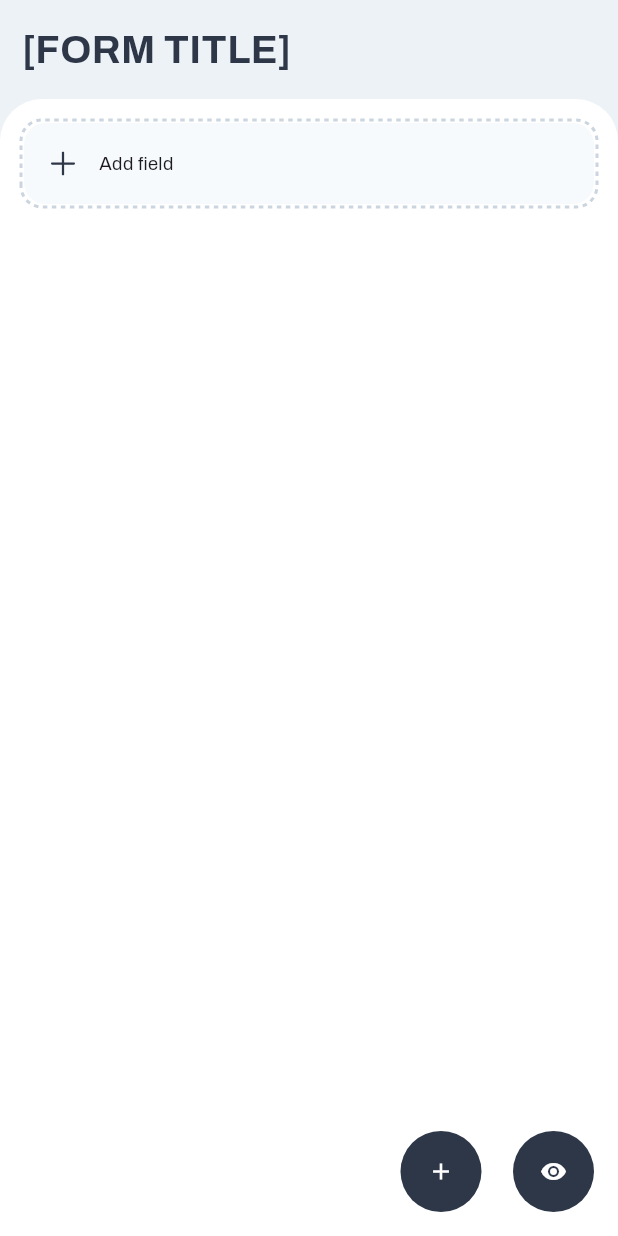
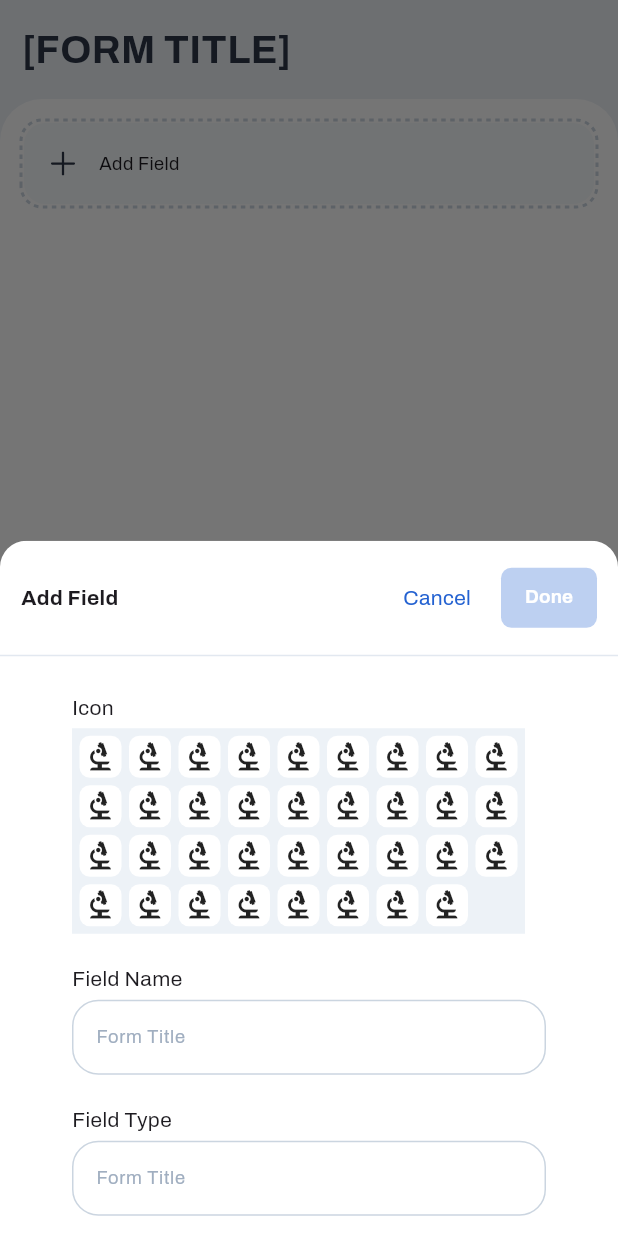
Before and after one commit to fel-cesar/smart-forms, a Flutter app: the FormPage screen opened directly, after a tap on the "add" icon, on a phone screen of 412 x 824 dp. Run offline on Flutter 3.47's test engine with Material 3 defaults, Android fonts, the phone set to English and light mode, and no system bars; drawn by our look-alikes of dotted_border; our stand-ins replace flutter_svg, get; project files that could hold a hidden picture were left out.

Commit message:
feat: :lipstick: Create AddFieldPage

```diff
--- a/lib/components/buttons.dart
+++ b/lib/components/buttons.dart
@@ -7,7 +7,9 @@ class Button extends StatelessWidget {
           shape: const RoundedRectangleBorder(borderRadius: BorderRadius.all(Radius.circular(7))),
           padding: const EdgeInsets.fromLTRB(7, 5, 7, 6),
           backgroundColor: Constants.blueHighlight,
+          disabledBackgroundColor: Constants.blueHighlight.withOpacity(0.3),
           foregroundColor: Colors.white,
+          disabledForegroundColor: Colors.white,
         ),
         textStyle = const TextStyle(
           fontSize: 12.5,
@@ -19,7 +21,9 @@ class Button extends StatelessWidget {
           shape: const RoundedRectangleBorder(borderRadius: BorderRadius.all(Radius.circular(35))),
           padding: const EdgeInsets.symmetric(horizontal: 28, vertical: 20),
           backgroundColor: Constants.blueHighlight,
+          disabledBackgroundColor: Constants.blueHighlight.withOpacity(0.3),
           foregroundColor: Colors.white,
+          disabledForegroundColor: Colors.white,
         ),
         textStyle = const TextStyle(
           fontSize: 14,
--- a/lib/components/components.dart
+++ b/lib/components/components.dart
@@ -1,2 +1,3 @@
 export 'buttons.dart';
 export 'dashed_input_list_item.dart';
+export 'selectable_icon.dart';
--- /dev/null
+++ b/lib/components/selectable_icon.dart
@@ -0,0 +1,34 @@
+import 'package:flutter/material.dart';
+import 'package:smart_forms/constants.dart';
+
+class SelectableIcon extends StatelessWidget {
+  const SelectableIcon({
+    super.key,
+    required this.icon,
+    required this.onPressed,
+    this.isSelected = false,
+  });
+
+  final bool isSelected;
+  final IconData? icon; // Replace for actual svg icons
+  final void Function()? onPressed;
+
+  @override
+  Widget build(BuildContext context) {
+    return SizedBox(
+      width: 28,
+      height: 28,
+      child: GestureDetector(
+        onTap: onPressed,
+        child: DecoratedBox(
+          decoration: BoxDecoration(
+            color: Colors.white,
+            border: Border.all(color: isSelected ? Constants.blueHighlight : Colors.transparent, width: 2),
+            borderRadius: const BorderRadius.all(Radius.circular(7)),
+          ),
+          child: Icon(icon ?? Icons.ac_unit),
+        ),
+      ),
+    );
+  }
+}
--- a/lib/constants.dart
+++ b/lib/constants.dart
@@ -2,10 +2,11 @@ import 'package:flutter/material.dart';
 
 abstract class Constants {
   // Text
-  static const addField = 'Add field';
+  static const addField = 'Add Field';
   static const cancel = 'Cancel';
   static const create = 'Create';
   static const createNewForm = 'Create New Form';
+  static const done = 'Done';
   static const formTitle = 'Form Title';
   static const newForm = 'New Form';
   static const smartForms = 'Smart Forms';
@@ -14,6 +15,7 @@ abstract class Constants {
   static const blueHighlight = Color(0xFF2462D1);
   static const gray100 = Color(0xFFF7FAFC);
   static const gray200 = Color(0xFFEDF2F7);
+  static const gray300 = Color(0xFFE2E8F0);
   static const gray400 = Color(0xFFCBD5E0);
   static const gray500 = Color(0xFFA0AEC0);
   static const gray800 = Color(0xFF2D3748);
--- /dev/null
+++ b/lib/pages/add_field_page.dart
@@ -0,0 +1,133 @@
+import 'package:flutter/material.dart';
+import 'package:get/get.dart';
+import 'package:smart_forms/constants.dart';
+
+import '../components/components.dart';
+
+class AddFieldPage extends StatelessWidget {
+  const AddFieldPage({super.key});
+
+  @override
+  Widget build(BuildContext context) {
+    const formBorderStyle = OutlineInputBorder(
+      borderSide: BorderSide(
+        color: Constants.gray400,
+      ),
+      borderRadius: BorderRadius.all(
+        Radius.circular(17.5),
+      ),
+    );
+
+    return ClipRRect(
+      borderRadius: const BorderRadius.vertical(
+        top: Radius.circular(17.5),
+      ),
+      child: Container(
+        color: Colors.white,
+        child: Column(
+          crossAxisAlignment: CrossAxisAlignment.stretch,
+          children: [
+            Padding(
+              padding: const EdgeInsets.all(14),
+              child: Row(
+                children: [
+                  const Text(
+                    Constants.addField,
+                    style: TextStyle(
+                      fontSize: 14,
+                      fontWeight: FontWeight.bold,
+                    ),
+                  ),
+                  const Spacer(),
+                  GestureDetector(
+                    onTap: Get.back,
+                    child: const Text(
+                      Constants.cancel,
+                      style: TextStyle(
+                        color: Constants.blueHighlight,
+                      ),
+                    ),
+                  ),
+                  const SizedBox(width: 20),
+                  Button.small(
+                    onPressed: null,
+                    text: Constants.done,
+                  )
+                ],
+              ),
+            ),
+            const Divider(
+              height: 1,
+              color: Constants.gray300,
+            ),
+            Expanded(
+              child: SingleChildScrollView(
+                padding: const EdgeInsets.symmetric(horizontal: 48, vertical: 24),
+                child: Column(
+                  crossAxisAlignment: CrossAxisAlignment.start,
+                  children: [
+                    const Text('Icon'),
+                    const SizedBox(height: 4),
+                    Container(
+                      color: Constants.gray200,
+                      padding: const EdgeInsets.all(5),
+                      child: Wrap(
+                        spacing: 5,
+                        runSpacing: 5,
+                        children: [
+                          ...List.generate(
+                            35,
+                            (index) => const SelectableIcon(
+                              icon: Icons.biotech,
+                              onPressed: null,
+                            ),
+                          )
+                        ],
+                      ),
+                    ),
+                    const SizedBox(height: 20),
+                    const Text('Field Name'),
+                    const SizedBox(height: 4),
+                    const TextField(
+                      style: TextStyle(fontSize: 12.25),
+                      cursorColor: Constants.gray500,
+                      decoration: InputDecoration(
+                        hintText: Constants.formTitle,
+                        hintStyle: TextStyle(
+                          color: Constants.gray500,
+                          fontSize: 12.25,
+                          fontWeight: FontWeight.w400,
+                        ),
+                        border: formBorderStyle,
+                        enabledBorder: formBorderStyle,
+                        focusedBorder: formBorderStyle,
+                      ),
+                    ),
+                    const SizedBox(height: 20),
+                    const Text('Field Type'),
+                    const SizedBox(height: 4),
+                    const TextField(
+                      style: TextStyle(fontSize: 12.25),
+                      cursorColor: Constants.gray500,
+                      decoration: InputDecoration(
+                        hintText: Constants.formTitle,
+                        hintStyle: TextStyle(
+                          color: Constants.gray500,
+                          fontSize: 12.25,
+                          fontWeight: FontWeight.w400,
+                        ),
+                        border: formBorderStyle,
+                        enabledBorder: formBorderStyle,
+                        focusedBorder: formBorderStyle,
+                      ),
+                    ),
+                  ],
+                ),
+              ),
+            ),
+          ],
+        ),
+      ),
+    );
+  }
+}
--- a/lib/pages/form_page.dart
+++ b/lib/pages/form_page.dart
@@ -1,6 +1,8 @@
 import 'package:flutter/material.dart';
+import 'package:get/get.dart';
 import 'package:smart_forms/components/components.dart';
 import 'package:smart_forms/constants.dart';
+import 'package:smart_forms/pages/add_field_page.dart';
 
 class FormPage extends StatelessWidget {
   const FormPage({super.key});
@@ -16,7 +18,7 @@ class FormPage extends StatelessWidget {
               backgroundColor: Constants.gray800,
               padding: const EdgeInsets.all(18),
             ),
-            onPressed: () {},
+            onPressed: () => Get.bottomSheet(const AddFieldPage()),
             icon: const Icon(
               Icons.add,
               size: 18,
@@ -59,12 +61,14 @@ class FormPage extends StatelessWidget {
                     top: Radius.circular(28),
                   ),
                 ),
-                child: const Padding(
-                  padding: EdgeInsets.all(14),
+                child: Padding(
+                  padding: const EdgeInsets.all(14),
                   child: Column(
                     crossAxisAlignment: CrossAxisAlignment.stretch,
                     children: [
-                      DashedInputListItem(),
+                      DashedInputListItem(
+                        onTap: () => Get.bottomSheet(const AddFieldPage()),
+                      ),
                     ],
                   ),
                 ),
--- a/lib/pages/new_form_page.dart
+++ b/lib/pages/new_form_page.dart
@@ -67,7 +67,7 @@ class NewFormPage extends StatelessWidget {
                 if (Get.isBottomSheetOpen == true) {
                   Get.back();
                 }
-                Get.to(const FormPage());
+                Get.to(() => const FormPage());
               },
               text: Constants.create,
             ),
```
